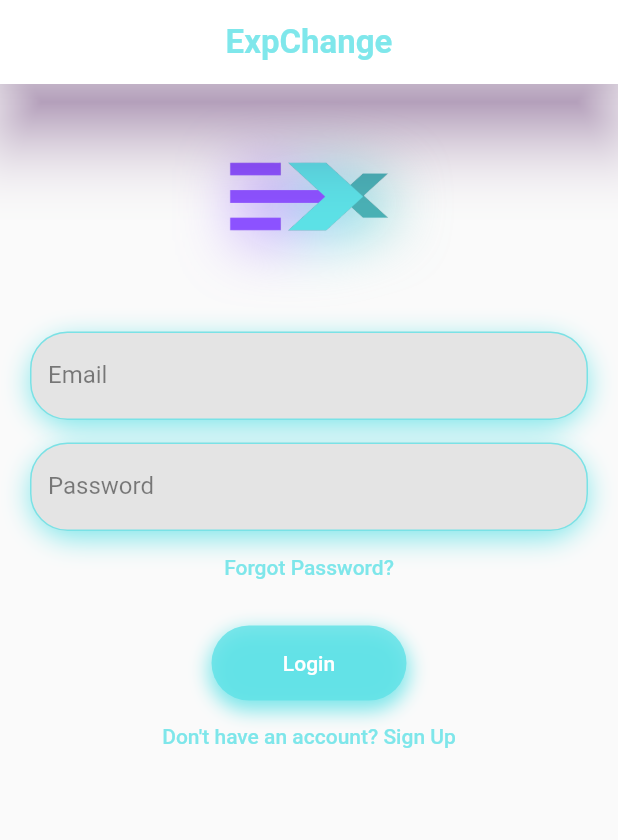
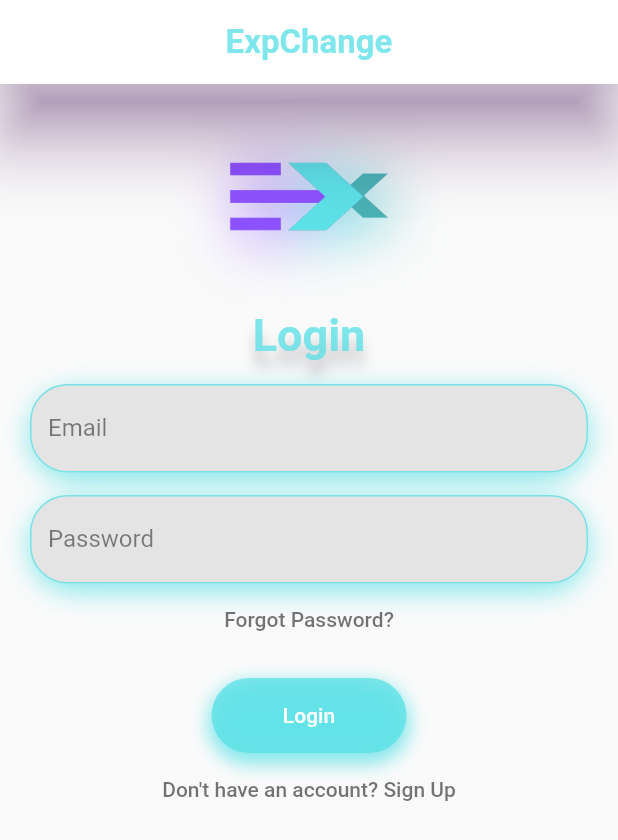
Before and after one commit to MaythamGhaly/exchange-app, a Flutter app: the screen it shows after launch, on a phone screen of 412 x 824 dp. Shown: the top 840 px of the screen. Run offline on Flutter 3.47's test engine with Material 2 defaults, Android fonts, the phone set to English and light mode, and no system bars; drawn by our look-alikes of drop_shadow_image; our stand-ins replace carousel_slider.

Commit message:
frontend: fix loginPage colors

```diff
--- a/frontend/lib/screens/login.dart
+++ b/frontend/lib/screens/login.dart
@@ -17,30 +17,6 @@ class _LoginState extends State<Login> {
   TextEditingController _email = TextEditingController();
   TextEditingController _password = TextEditingController();
   final _formKey = GlobalKey<FormState>();
-
-  int _selectedIndex = 0;
-  static const TextStyle optionStyle =
-      TextStyle(fontSize: 30, fontWeight: FontWeight.bold);
-  static const List<Widget> _widgetOptions = <Widget>[
-    Text(
-      'Index 0: Home',
-      style: optionStyle,
-    ),
-    Text(
-      'Index 1: Business',
-      style: optionStyle,
-    ),
-    Text(
-      'Index 2: School',
-      style: optionStyle,
-    ),
-  ];
-
-  void _onItemTapped(int index) {
-    setState(() {
-      _selectedIndex = index;
-    });
-  }
 
   @override
   Widget build(BuildContext context) {
@@ -77,17 +53,29 @@ class _LoginState extends State<Login> {
                   ),
                 ),
               ),
-
+              const Text(
+                'Login',
+                style: TextStyle(
+                    fontWeight: FontWeight.bold,
+                    fontSize: 30,
+                    color: Color.fromARGB(200, 92, 225, 230),
+                    shadows: [
+                      Shadow(
+                        blurRadius: 10.0,
+                        color: Color.fromARGB(101, 122, 118, 128),
+                        offset: Offset(0, 10),
+                      ),
+                    ]),
+              ),
               CustomTextForm.customText(context, 'Email', 'enter your email',
                   _email, false, _password, false),
-              //   customText(context, "Email", "enter your email", _email, false),
               CustomTextForm.customText(context, "Password",
                   "enter your password", _password, false, _password, true),
               TextButton(
                 onPressed: () {},
                 child: const Text(
                   'Forgot Password?',
-                  style: TextStyle(color: Color.fromARGB(200, 92, 225, 230)),
+                  style: TextStyle(color: Color.fromARGB(162, 36, 36, 36)),
                 ),
               ),
               CustomButton(
@@ -118,7 +106,7 @@ class _LoginState extends State<Login> {
                 },
                 child: const Text(
                   "Don't have an account? Sign Up",
-                  style: TextStyle(color: Color.fromARGB(200, 92, 225, 230)),
+                  style: TextStyle(color: Color.fromARGB(162, 36, 36, 36)),
                 ),
               ),
             ],
```
